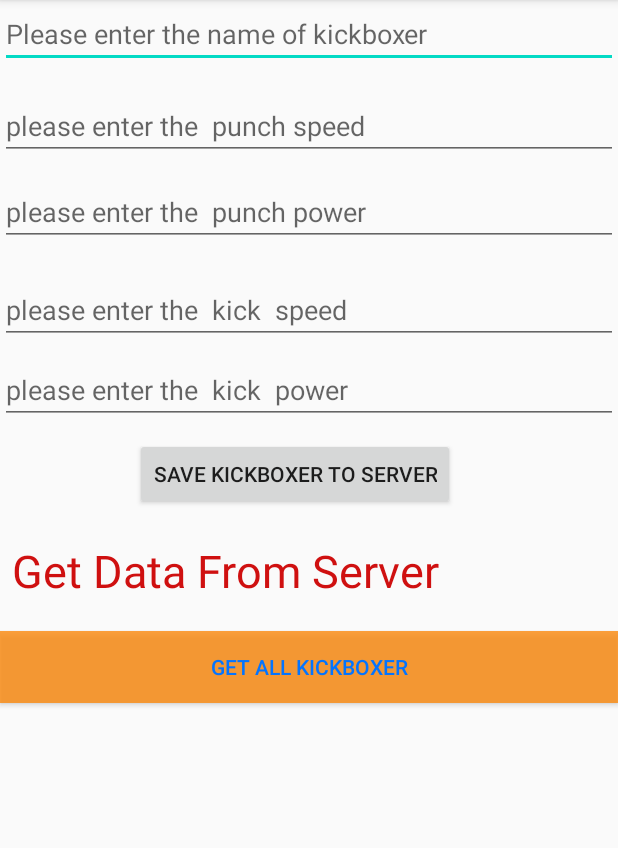
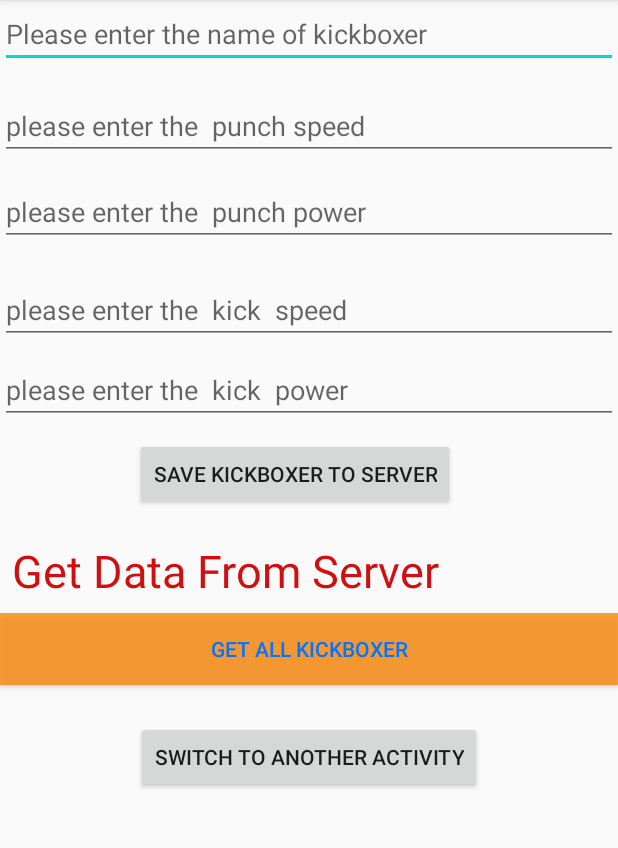
Before and after one commit to elenacomt/instagramClone, an Android app: the screen it shows after launch (SingUp), on a phone screen of 412 x 824 dp, the part 84-932 px from its top. Run offline under Robolectric (Android 15) with nearby library versions, the phone set to English and light mode, and no system bars; libraries missing offline, so code that uses them is left out: com.parse, com.shashank.sony; 1 statement that could not run was skipped.

```diff
--- a/app/src/main/java/com/example/instagramclone/SingUp.java
+++ b/app/src/main/java/com/example/instagramclone/SingUp.java
@@ -30,7 +30,11 @@ public class SingUp extends AppCompatActivity implements View.OnClickListener {
 
     private Button btnGetAllData;
 
+    private Button btnTransition;
+
     private String allKickBoxers;
+
+
 
 
     @Override
@@ -50,6 +54,10 @@ public class SingUp extends AppCompatActivity implements View.OnClickListener {
         txtGetData = findViewById(R.id.txtGetData);
 
         btnGetAllData = findViewById(R.id.btnGetAllData);
+
+        btnTransition = findViewById(R.id.btnNextActivity);
+
+
 
         txtGetData.setOnClickListener(new View.OnClickListener() {
             @Override
@@ -74,8 +82,12 @@ public class SingUp extends AppCompatActivity implements View.OnClickListener {
             public void onClick(View v) {
 
                 allKickBoxers = "";
+                ParseQuery<ParseObject> queryAll = ParseQuery.getQuery("KickBoxer");
 
-                ParseQuery<ParseObject> queryAll = ParseQuery.getQuery("KickBoxer");
+                //queryAll.whereGreaterThan("punchPower", 3000);
+                queryAll.whereGreaterThanOrEqualTo("punchPower", 3000);
+                queryAll.setLimit(1);
+
                 queryAll.findInBackground(new FindCallback<ParseObject>() {
                     @Override
                     public void done(List<ParseObject> objects, ParseException e) {
@@ -100,6 +112,13 @@ public class SingUp extends AppCompatActivity implements View.OnClickListener {
                         }
                     }
                 });
+            }
+        });
+
+        btnTransition.setOnClickListener(new View.OnClickListener() {
+            @Override
+            public void onClick(View v) {
+
             }
         });
 
--- /dev/null
+++ b/app/src/main/java/com/example/instagramclone/SingUpLoginActivity.java
@@ -0,0 +1,4 @@
+package com.example.instagramclone;
+
+public class SingUpLoginActivity {
+}
--- a/app/src/main/res/layout/activity_main.xml
+++ b/app/src/main/res/layout/activity_main.xml
@@ -103,12 +103,22 @@
         android:id="@+id/btnGetAllData"
         android:layout_width="0dp"
         android:layout_height="wrap_content"
-        android:layout_marginTop="20dp"
+        android:layout_marginTop="8dp"
         android:background="#C9FD8809"
         android:text="Get All KickBoxer"
         android:textColor="#0374FF"
         app:layout_constraintEnd_toEndOf="parent"
-        app:layout_constraintHorizontal_bias="1.0"
+        app:layout_constraintHorizontal_bias="0.0"
         app:layout_constraintStart_toStartOf="parent"
         app:layout_constraintTop_toBottomOf="@+id/txtGetData" />
+
+    <Button
+        android:id="@+id/btnNextActivity"
+        android:layout_width="wrap_content"
+        android:layout_height="wrap_content"
+        android:layout_marginTop="24dp"
+        android:text="Switch To another Activity"
+        app:layout_constraintEnd_toEndOf="parent"
+        app:layout_constraintStart_toStartOf="parent"
+        app:layout_constraintTop_toBottomOf="@+id/btnGetAllData" />
 </androidx.constraintlayout.widget.ConstraintLayout>
```
